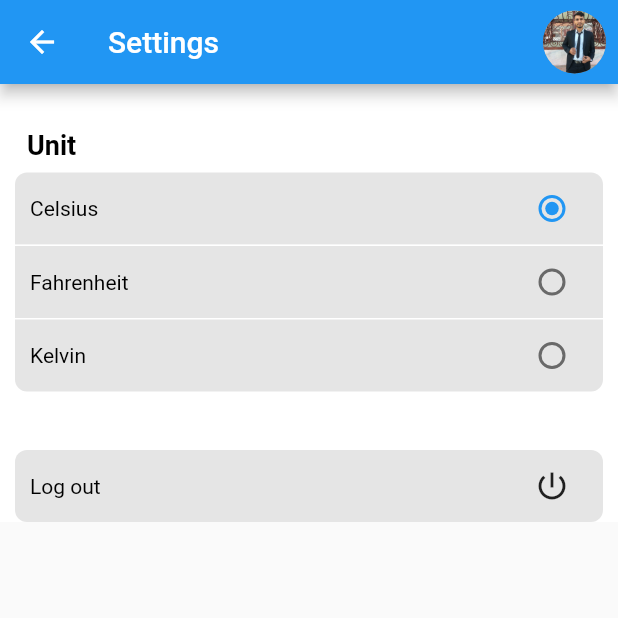
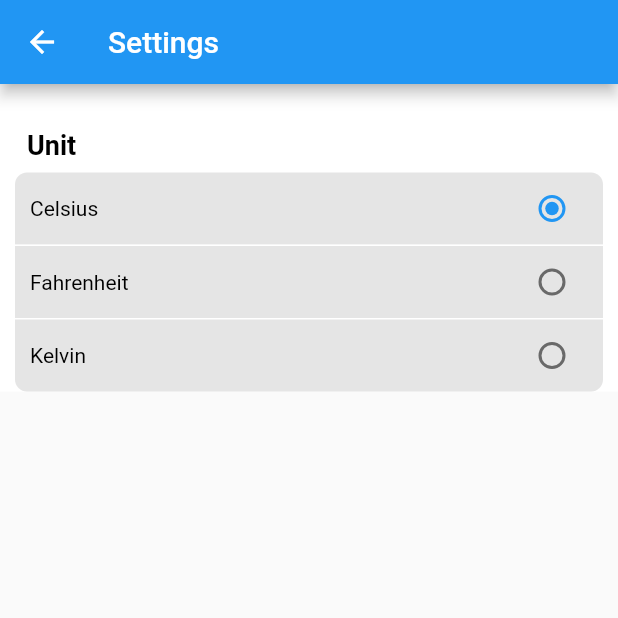
Before and after one commit to arjunbhandari3/weather_station_app, a Flutter app: the SettingsScreen screen opened directly, on a phone screen of 412 x 824 dp, the top half of it. Run offline on Flutter 3.47's test engine with Material 2 defaults, Android fonts, the phone set to English and light mode, and no system bars; our stand-ins replace bloc, connectivity, curved_navigation_bar, equatable, flutter_bloc, native_widgets and 1 more; missing offline and left inert: a package; accounts and stored records are empty; generated files the repository leaves out were written again; network calls fail.

Commit message:
Update settings_screen.dart

```diff
--- a/lib/src/screens/settings_screen.dart
+++ b/lib/src/screens/settings_screen.dart
@@ -1,8 +1,6 @@
 import 'package:flutter/material.dart';
 import 'package:weather_station/src/widgets/appContainer.dart';
 import 'package:weather_station/src/utils/converters.dart';
-import 'package:weather_station/src/repository/auth.dart';
-import 'package:scoped_model/scoped_model.dart';
 
 class SettingsScreen extends StatefulWidget {
   @override
@@ -25,20 +23,9 @@ class _SettingsScreenState extends State<SettingsScreen> {
 
   @override
   Widget build(BuildContext context) {
-    final _auth = ScopedModel.of<AuthModel>(context, rebuildOnChange: true);
     return Scaffold(
       appBar: AppBar(
         title: Text("Settings"),
-        actions: <Widget>[
-          new Container(
-            margin: const EdgeInsets.all(7.0),
-            child: new CircleAvatar(
-              backgroundImage: new AssetImage('assets/profile.JPG'),
-              radius: 22.0,
-              backgroundColor: Colors.grey,
-            ),
-          ),
-        ],
       ),
       body: SingleChildScrollView(
         child: Stack(
@@ -157,40 +144,6 @@ class _SettingsScreenState extends State<SettingsScreen> {
                       ],
                     ),
                   ),
-                  Padding(
-                    padding: const EdgeInsets.only(
-                        top: 15, left: 8, right: 8, bottom: 8),
-                    child: Text(
-                      " ",
-                    ),
-                  ),
-                  Container(
-                    decoration: BoxDecoration(
-                      borderRadius: BorderRadius.only(
-                        topLeft: Radius.circular(8),
-                        topRight: Radius.circular(8),
-                        bottomLeft: Radius.circular(8),
-                        bottomRight: Radius.circular(8),
-                      ),
-                      color: Colors.black.withOpacity(0.1),
-                    ),
-                    padding: EdgeInsets.only(left: 10, right: 10),
-                    child: Row(
-                      mainAxisAlignment: MainAxisAlignment.spaceBetween,
-                      children: <Widget>[
-                        Text(
-                          "Log out",
-                          style: TextStyle(
-                            color: Colors.black,
-                          ),
-                        ),
-                        IconButton(
-                          icon: Icon(Icons.power_settings_new),
-                          onPressed: () => _auth.logout(),
-                        ),
-                      ],
-                    ),
-                  ),
                 ],
               ),
             ),
```
